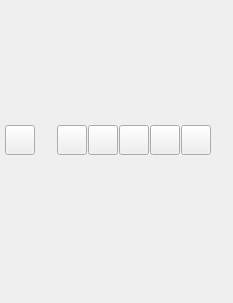
This is branches/nugui/src/gui/trajectory.ui in trisyoungs/aten as Qt 5 draws it before an edit. The edited form follows.
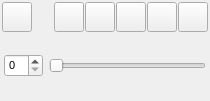
This is the edited form. Icons and pictures are not drawn.

Commit message: Moved menus in mainwindow around a little to make more sense. Tidied up GuiQt somewhat, reordering and restructuring some calls. Finalised TrajectoryWidget. Broke up calls in GuiQt::update() to depend on passed flags - some update problems may therefore arise.

What changed in the file:
```diff
--- a/branches/nugui/src/gui/trajectory.ui
+++ b/branches/nugui/src/gui/trajectory.ui
@@ -6,12 +6,12 @@
    <rect>
     <x>0</x>
     <y>0</y>
-    <width>233</width>
-    <height>303</height>
+    <width>210</width>
+    <height>101</height>
    </rect>
   </property>
   <property name="sizePolicy">
-   <sizepolicy hsizetype="Preferred" vsizetype="Minimum">
+   <sizepolicy hsizetype="MinimumExpanding" vsizetype="MinimumExpanding">
     <horstretch>0</horstretch>
     <verstretch>0</verstretch>
    </sizepolicy>
@@ -31,16 +31,23 @@
    <string>Trajectory</string>
   </property>
   <widget class="QWidget" name="dockWidgetContents">
-   <widget class="QWidget" name="">
-    <property name="geometry">
-     <rect>
-      <x>5</x>
-      <y>124</y>
-      <width>206</width>
-      <height>32</height>
-     </rect>
-    </property>
-    <layout class="QHBoxLayout" name="horizontalLayout">
+   <property name="sizePolicy">
+    <sizepolicy hsizetype="MinimumExpanding" vsizetype="MinimumExpanding">
+     <horstretch>0</horstretch>
+     <verstretch>0</verstretch>
+    </sizepolicy>
+   </property>
+   <layout class="QHBoxLayout" name="horizontalLayout_2">
+    <property name="spacing">
+     <number>1</number>
+    </property>
+    <property name="margin">
+     <number>2</number>
+    </property>
+    <item>
+     <layout class="QVBoxLayout" name="MainLayout">
+      <item>
+       <layout class="QHBoxLayout" name="ButtonLayout">
      <property name="spacing">
       <number>1</number>
      </property>
@@ -83,7 +90,7 @@
        </property>
        <property name="sizeHint" stdset="0">
         <size>
-         <width>40</width>
+            <width>10</width>
          <height>20</height>
         </size>
        </property>
@@ -238,7 +245,29 @@
       </widget>
      </item>
     </layout>
-   </widget>
+      </item>
+      <item>
+       <widget class="QWidget" name="FrameSelectWidget" native="true">
+        <layout class="QHBoxLayout" name="horizontalLayout">
+         <property name="margin">
+          <number>2</number>
+         </property>
+         <item>
+          <widget class="QSpinBox" name="TrajectoryFrameSpin"/>
+         </item>
+         <item>
+          <widget class="QSlider" name="TrajectoryFrameSlider">
+           <property name="orientation">
+            <enum>Qt::Horizontal</enum>
+           </property>
+          </widget>
+         </item>
+        </layout>
+       </widget>
+      </item>
+     </layout>
+    </item>
+   </layout>
   </widget>
  </widget>
  <resources>
```
Left out of the diff: 37 changed lines with no effect on the pictures. Lines whose indentation alone changed are shown as unchanged. The commit also changes 29 other files.
